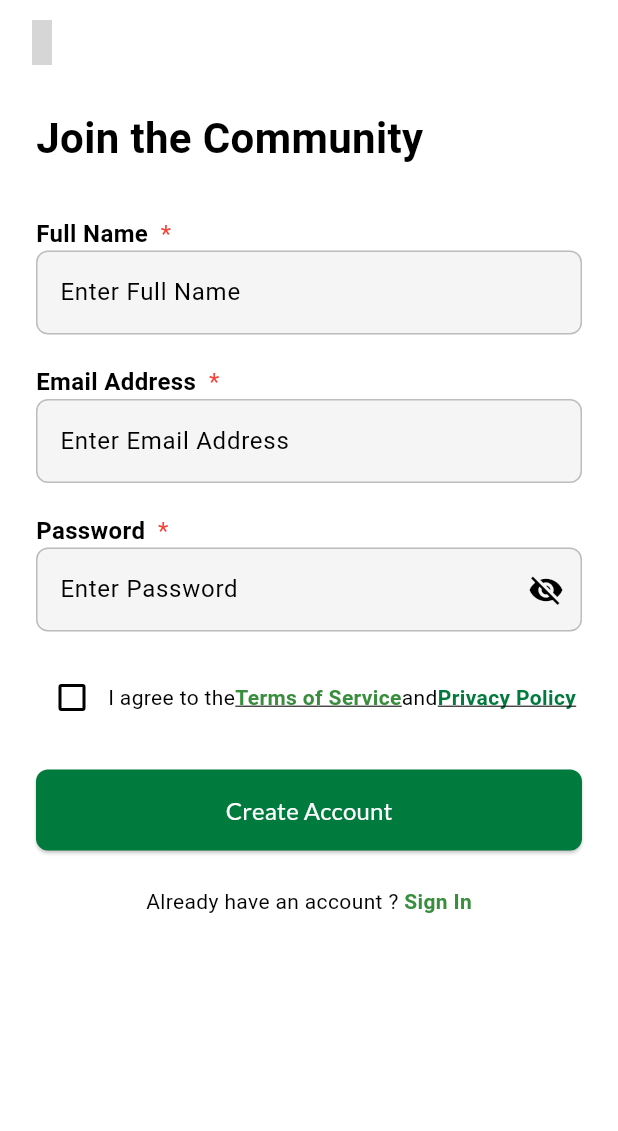
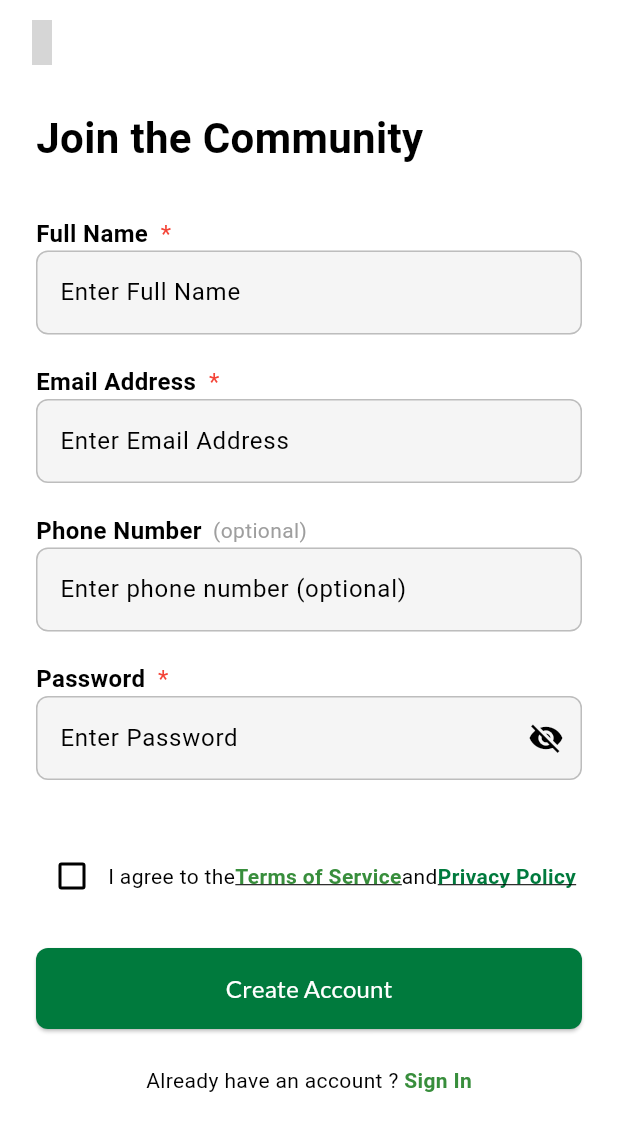
Before and after one commit to lulzshadowwalker/ngo, a Flutter app: the JoinTheCommunity screen opened directly, on a phone screen of 412 x 824 dp. Shown: the top 1131 px of the screen. Run offline on Flutter 3.47's test engine with Material 3 defaults, Android fonts, the phone set to English and light mode, and no system bars; our stand-ins replace cached_network_image, dio, dropdown_search, equatable, file_picker, flutter_bloc and 12 more; accounts and stored records are empty; grey boxes are pictures that could not be loaded.

Commit message:
Add phone number field and organization programs support
Introduces optional phone number input and validation in registration and profile completion flows, updating localization files for new strings. Refactors organization model to include a list of programs, updates related UI to display organization programs, and replaces print statements with log for file picker and organization details. Removes unused test_file_picker.dart.

```diff
--- a/lib/core/contracts/auth_repository.dart
+++ b/lib/core/contracts/auth_repository.dart
@@ -30,7 +30,7 @@ abstract class AuthRepository {
     String? bio,
     String? birthdate,
     List<int>? skills,
-    List<int>? volunteeringInterests,
+    List<int>? sectors,
   });
 
   /// Registers a new organization user.
--- a/lib/core/repositories/laravel_auth_repository.dart
+++ b/lib/core/repositories/laravel_auth_repository.dart
@@ -51,7 +51,7 @@ class LaravelLoginRepository extends LaravelRepository
     String? bio,
     String? birthdate,
     List<int>? skills,
-    List<int>? volunteeringInterests,
+    List<int>? sectors,
   }) async {
     // Create FormData for multipart request
     final formData = FormData.fromMap({
@@ -65,7 +65,7 @@ class LaravelLoginRepository extends LaravelRepository
       'data[relationships][skills][data]': skills
           ?.map((skillId) => {'id': skillId})
           .toList(),
-      'data[relationships][volunteeringInterests][data]': volunteeringInterests
+      'data[relationships][sectors][data]': sectors
           ?.map((interestId) => {'id': interestId})
           .toList(),
     });
--- a/lib/features/join_the_community/join_the_community.dart
+++ b/lib/features/join_the_community/join_the_community.dart
@@ -15,6 +15,7 @@ class JoinTheCommunity extends HookWidget {
     final formKey = useMemoized(() => GlobalKey<FormState>());
     final nameController = useTextEditingController();
     final emailController = useTextEditingController();
+    final phoneController = useTextEditingController();
     final passwordController = useTextEditingController();
     final obscurePassword = useState(true);
     final agreedToTerms = useState(false);
@@ -26,6 +27,16 @@ class JoinTheCommunity extends HookWidget {
           style: const TextStyle(fontWeight: FontWeight.w600, fontSize: 16),
         ),
         const Text('  *', style: TextStyle(color: Colors.red, fontSize: 16)),
+      ],
+    );
+
+    Widget buildOptionalLabel(String label) => Row(
+      children: [
+        Text(
+          label,
+          style: const TextStyle(fontWeight: FontWeight.w600, fontSize: 16),
+        ),
+        Text('  (${lang.optional})', style: TextStyle(color: Colors.grey, fontSize: 14)),
       ],
     );
 
@@ -105,6 +116,27 @@ class JoinTheCommunity extends HookWidget {
                 },
               ),
               const SizedBox(height: 20),
+              buildOptionalLabel(lang.phone_number),
+              TextFormField(
+                controller: phoneController,
+                decoration: InputDecoration(
+                  hintText: lang.enter_phone_number,
+                  border: OutlineInputBorder(),
+                ),
+                keyboardType: TextInputType.phone,
+                validator: (value) {
+                  // Phone is optional, so only validate if user entered something
+                  if (value != null && value.isNotEmpty) {
+                    // Basic phone number validation - at least 10 digits
+                    final phoneRegex = RegExp(r'^\+?[\d\s\-\(\)]{10,}$');
+                    if (!phoneRegex.hasMatch(value.trim())) {
+                      return lang.invalid_phone_number;
+                    }
+                  }
+                  return null;
+                },
+              ),
+              const SizedBox(height: 20),
               buildLabel(lang.password),
               TextFormField(
                 controller: passwordController,
@@ -151,6 +183,8 @@ class JoinTheCommunity extends HookWidget {
                   return null;
                 },
               ),
+              const SizedBox(height: 20),
+
               const SizedBox(height: 20),
               Row(
                 children: [
@@ -210,6 +244,7 @@ class JoinTheCommunity extends HookWidget {
                     log("This Email is: ${emailController.text}");
                     log("This Password is: ${passwordController.text}");
                     log("This Name is: ${nameController.text}");
+                    log("This Phone is: ${phoneController.text}");
 
                     // Validate form first
                     if (formKey.currentState?.validate() != true) {
@@ -235,6 +270,9 @@ class JoinTheCommunity extends HookWidget {
                           fullName: nameController.text.trim(),
                           email: emailController.text.trim().toLowerCase(),
                           password: passwordController.text,
+                          phoneNumber: phoneController.text.trim().isNotEmpty
+                              ? phoneController.text.trim()
+                              : null,
                         ),
                       ),
                     );
--- a/lib/l10n/app_ar.arb
+++ b/lib/l10n/app_ar.arb
@@ -317,6 +317,10 @@
   "loading_sectors_fallback": "جاري تحميل القطاعات...",
   "unfollow_dialog_title": "إلغاء متابعة {organizationName}؟",
   "unfollow_dialog_content": "هل أنت متأكد من أنك تريد إلغاء متابعة هذه المنظمة؟",
+  "phone_number": "رقم الهاتف",
+  "enter_phone_number": "أدخل رقم الهاتف (اختياري)",
+  "optional": "اختياري",
+  "invalid_phone_number": "يرجى إدخال رقم هاتف صحيح",
   "location_required_error": "الموقع مطلوب.",
   "sector_required_error": "القطاع مطلوب.",
   "failed_to_load_locations": "فشل في تحميل المواقع. اضغط للمحاولة مرة أخرى.",
--- a/lib/l10n/app_en.arb
+++ b/lib/l10n/app_en.arb
@@ -1143,6 +1143,14 @@
     }
   },
   "unfollow_dialog_content": "Are you sure you want to unfollow this organization?",
+  "phone_number": "Phone Number",
+  "@phone_number": {},
+  "enter_phone_number": "Enter phone number (optional)",
+  "@enter_phone_number": {},
+  "optional": "optional",
+  "@optional": {},
+  "invalid_phone_number": "Please enter a valid phone number",
+  "@invalid_phone_number": {},
   "@unfollow_dialog_content": {},
   "@register": {
     "description": "Register button text"
--- a/lib/l10n/app_localizations.dart
+++ b/lib/l10n/app_localizations.dart
@@ -1976,6 +1976,30 @@ abstract class AppLocalizations {
   /// **'Are you sure you want to unfollow this organization?'**
   String get unfollow_dialog_content;
 
+  /// No description provided for @phone_number.
+  ///
+  /// In en, this message translates to:
+  /// **'Phone Number'**
+  String get phone_number;
+
+  /// No description provided for @enter_phone_number.
+  ///
+  /// In en, this message translates to:
+  /// **'Enter phone number (optional)'**
+  String get enter_phone_number;
+
+  /// No description provided for @optional.
+  ///
+  /// In en, this message translates to:
+  /// **'optional'**
+  String get optional;
+
+  /// No description provided for @invalid_phone_number.
+  ///
+  /// In en, this message translates to:
+  /// **'Please enter a valid phone number'**
+  String get invalid_phone_number;
+
   /// Location validation error message
   ///
   /// In en, this message translates to:
--- a/lib/l10n/app_localizations_ar.dart
+++ b/lib/l10n/app_localizations_ar.dart
@@ -977,6 +977,18 @@ class AppLocalizationsAr extends AppLocalizations {
       'هل أنت متأكد من أنك تريد إلغاء متابعة هذه المنظمة؟';
 
   @override
+  String get phone_number => 'رقم الهاتف';
+
+  @override
+  String get enter_phone_number => 'أدخل رقم الهاتف (اختياري)';
+
+  @override
+  String get optional => 'اختياري';
+
+  @override
+  String get invalid_phone_number => 'يرجى إدخال رقم هاتف صحيح';
+
+  @override
   String get location_required_error => 'الموقع مطلوب.';
 
   @override
--- a/lib/l10n/app_localizations_en.dart
+++ b/lib/l10n/app_localizations_en.dart
@@ -982,6 +982,18 @@ class AppLocalizationsEn extends AppLocalizations {
       'Are you sure you want to unfollow this organization?';
 
   @override
+  String get phone_number => 'Phone Number';
+
+  @override
+  String get enter_phone_number => 'Enter phone number (optional)';
+
+  @override
+  String get optional => 'optional';
+
+  @override
+  String get invalid_phone_number => 'Please enter a valid phone number';
+
+  @override
   String get location_required_error => 'Location is required.';
 
   @override
--- a/lib/models/program.dart
+++ b/lib/models/program.dart
@@ -5,18 +5,20 @@ part 'program.freezed.dart';
 @freezed
 abstract class Program with _$Program {
   const factory Program({
-    required int id,
+    required String id,
     required String title,
     required String? description,
+    required String? cover,
     // required DateTime createdAt,
     // required DateTime updatedAt,
   }) = _Program;
 
   factory Program.fromJson(Map<String, dynamic> json) {
     return Program(
-      id: json['id'] as int,
+      id: json['id'].toString(),
       title: json['title'] as String,
       description: json['description'] as String?,
+      cover: json['cover'] as String?,
       // createdAt: DateTime.parse(json['createdAt'] as String),
       // updatedAt: DateTime.parse(json['updatedAt'] as String),
     );
```
Also changed, not shown: lib/features/auth/cubit/auth_cubit.dart (+10 -0 lines), lib/features/complete_your_profile/complete_your_profile.dart (+51 -16 lines), lib/features/opportunities/widgets/dynamic_application_form.dart (+11 -9 lines), lib/features/organization/orgnization_detlis_view.dart (+57 -145 lines), lib/models/organization.dart (+33 -2 lines), test_file_picker.dart (deleted, +0 -63 lines), lib/models/organization.freezed.dart, lib/models/program.freezed.dart.
